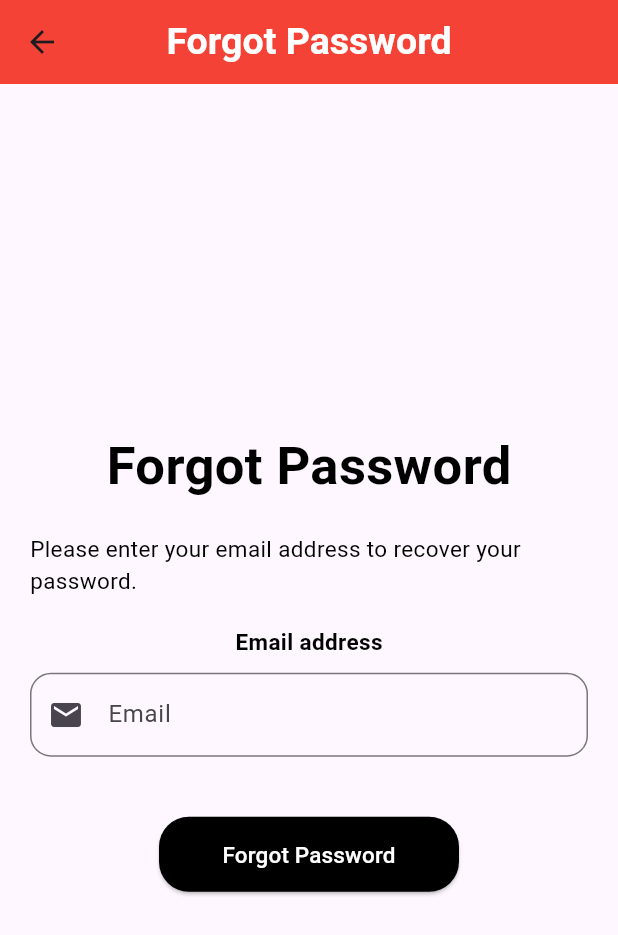
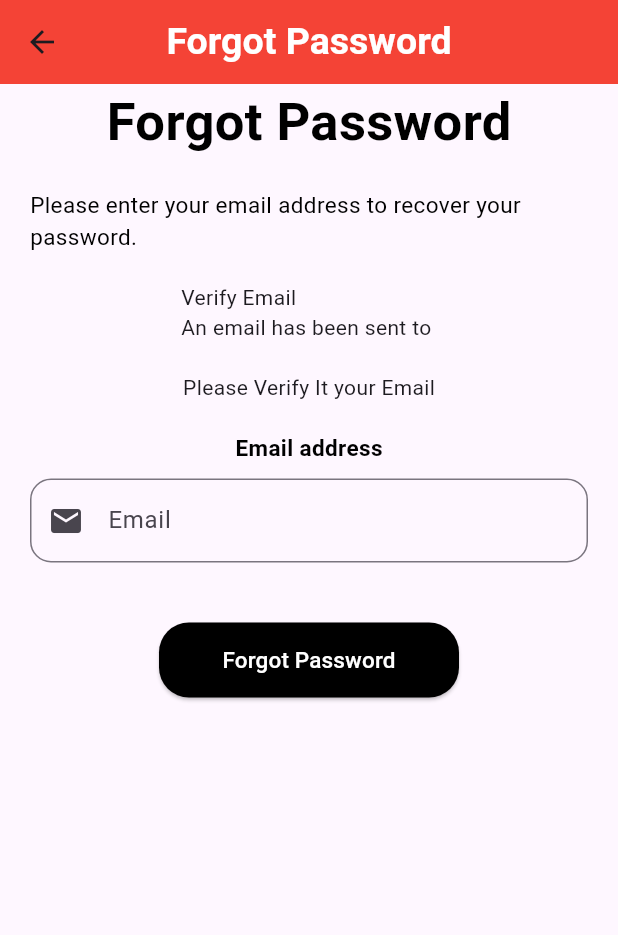
Before and after one commit to Qariziaullahkhan/Mawakay-Tasks-for-Login-and-signup-, a Flutter app: the screen it shows after launch, after a tap on "Forgot Password?", on a phone screen of 412 x 824 dp. Shown: the top 935 px of the screen. Run offline on Flutter 3.47's test engine with Material 3 defaults, Android fonts, the phone set to English and light mode, and no system bars; our stand-ins replace cloud_firestore, firebase_auth, firebase_core, fluttertoast, gap; missing offline and left inert: ndialog; accounts and stored records are empty; network calls fail.

Commit message:
we add the forgot password screen

```diff
--- a/lib/auth/forgot_password_screen.dart
+++ b/lib/auth/forgot_password_screen.dart
@@ -1,5 +1,10 @@
+import 'dart:async';
+
+import 'package:firebase_auth/firebase_auth.dart';
 import 'package:flutter/material.dart';
+import 'package:fluttertoast/fluttertoast.dart';
 import 'package:gap/gap.dart';
+import 'package:mawakay_task_textformfield/Home_screen.dart';
 import 'package:mawakay_task_textformfield/auth/login_screen.dart';
 
 class ForgotPasswordScreen extends StatefulWidget {
@@ -12,6 +17,10 @@ class ForgotPasswordScreen extends StatefulWidget {
 class _ForgotPasswordScreenState extends State<ForgotPasswordScreen> {
   var _formkey = GlobalKey<FormState>();
   final emailcontroller = TextEditingController();
+
+
+
+
   @override
   Widget build(BuildContext context) {
         var size = MediaQuery.of(context).size;
@@ -26,7 +35,8 @@ class _ForgotPasswordScreenState extends State<ForgotPasswordScreen> {
         style: TextStyle(fontSize: 25,fontWeight: FontWeight.bold,color: Colors.white),),
 
       ),
-      body: Padding(
+      body: SingleChildScrollView(
+        child: Padding(
           padding: const EdgeInsets.only(left: 20,right: 20),
           child: Column(
             mainAxisAlignment: MainAxisAlignment.center,
@@ -47,6 +57,13 @@ class _ForgotPasswordScreenState extends State<ForgotPasswordScreen> {
                       color: Colors.black,
                     ),
                   ),
+                  const Gap(20),
+                      Center(
+                  child: Text(
+                      'Verify Email\nAn email has been sent to ${FirebaseAuth.instance.currentUser!.email}'),
+                ),
+                const Gap(20),
+                const Center(child: Text('Please Verify It your Email')),
                 const Gap(20),
                   const Text(
                     'Email address',
@@ -96,15 +113,20 @@ class _ForgotPasswordScreenState extends State<ForgotPasswordScreen> {
                   )
                 ),
                 onPressed: (){
-
-            if(_formkey.currentState!.validate()){
+                 String Email = emailcontroller.text.trim();
+                 FirebaseAuth auth = FirebaseAuth.instance;
+                 auth.sendPasswordResetEmail(email: Email).then((value){
+                Fluttertoast.showToast(msg: "We have send email to recover Password: please check Email");
                 Navigator.of(context).pop();
-      }
+                 }).onError((error, stackTrace) {
+               Fluttertoast.showToast(msg: error.toString(),textColor: Colors.red);
+                  });
 
                 }, child: const Text("Forgot Password",style: TextStyle(color: Colors.white,fontSize: 15),)),
             ],
           ),
         ),
+      ),
     );
   }
 }
--- a/lib/main.dart
+++ b/lib/main.dart
@@ -23,8 +23,11 @@ class MyApp extends StatelessWidget {
   // This widget is the root of your application.
   @override
   Widget build(BuildContext context) {
-    return ChangeNotifierProvider(
-      create: (context) => AuthProvider(),
+    return MultiProvider(
+    providers: [
+      ChangeNotifierProvider(create: (_) => AuthProvider()),
+    ],
+
       child: MaterialApp(
         debugShowCheckedModeBanner: false,
         title: 'Flutter Demo',
@@ -33,12 +36,7 @@ class MyApp extends StatelessWidget {
           colorScheme: ColorScheme.fromSeed(seedColor: Colors.deepPurple),
           useMaterial3: true,
         ),
-        home: Consumer<AuthProvider>(
-
-          builder:(context,auth,_){
-            return auth.isAuthenticated ? HomeScreen():LoginScreen();
-          }
-      ),
+        home: LoginScreen(),
     )
     );
   }
--- a/lib/provider/auth_provider.dart
+++ b/lib/provider/auth_provider.dart
@@ -1,18 +1,21 @@
+import 'package:firebase_auth/firebase_auth.dart';
 import 'package:flutter/material.dart';
 
-class AuthProvider extends ChangeNotifier{
-  bool _isAuthenticated = false;
-  bool get isAuthenticated => _isAuthenticated;
-  Future<void>login(String email,String password)async{
-    _isAuthenticated = true;
-    notifyListeners();
+class AuthProvider with ChangeNotifier {
+  final FirebaseAuth auth = FirebaseAuth.instance;
+
+
+  // Example method to handle login
+  Future<void> login(String email, String password) async {
+    try {
+      UserCredential userCredential = await auth.signInWithEmailAndPassword(
+        email: email,
+        password: password,
+      );
+      notifyListeners();
+    } catch (e) {
+      throw e;
+    }
   }
-  Future<void>signip(String email, String password,String name, String confirmpassword)async{
-    _isAuthenticated = true;
-    notifyListeners();
-  }
-  void logout(){
-    _isAuthenticated = false;
-    notifyListeners();
-  }
+
 }
```
Also changed, not shown: lib/Home_screen.dart (+19 -6 lines), lib/auth/login_screen.dart (+53 -7 lines), lib/auth/signup_screen.dart (+18 -10 lines), lib/widgets/custom_drawers.dart (added, +43 -0 lines). Lines whose indentation alone changed are shown as unchanged.
